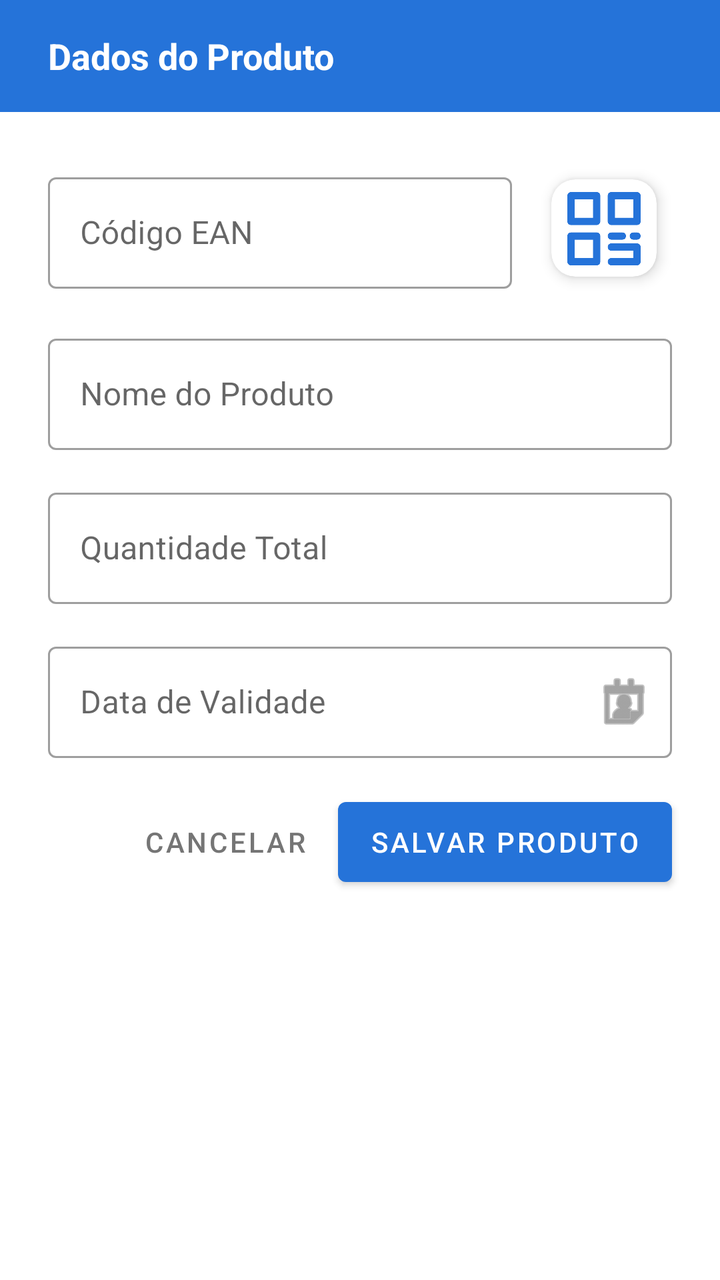
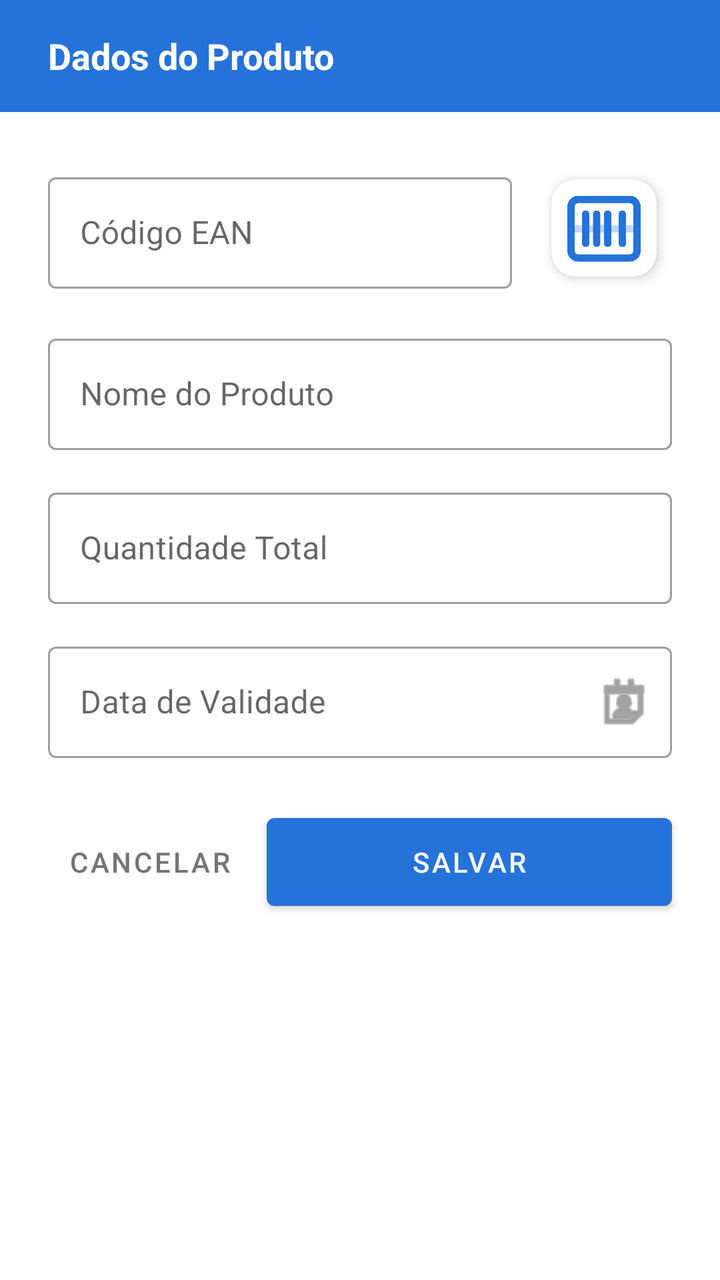

Screens rendered from an Android XML layout before and after an edit, with the pre-edit source and the edit as a unified diff.
<!-- AndroidManifest.xml: application theme Theme.ColetorPlus -->
<!-- res/layout/dialog_admin_novo_produto.xml -->
<?xml version="1.0" encoding="utf-8"?>
<LinearLayout xmlns:android="http://schemas.android.com/apk/res/android"
    xmlns:app="http://schemas.android.com/apk/res-auto"
    android:layout_width="match_parent"
    android:layout_height="wrap_content"
    android:orientation="vertical"
    android:clipChildren="false"
    android:clipToPadding="false"
    android:background="?attr/colorSurface">

    
    <LinearLayout
        android:layout_width="match_parent"
        android:layout_height="56dp"
        android:background="?attr/colorPrimary"
        android:gravity="center_vertical"
        android:paddingHorizontal="24dp">

        <TextView
            android:layout_width="wrap_content"
            android:layout_height="wrap_content"
            android:text="Dados do Produto"
            android:textColor="@android:color/white"
            android:textSize="18sp"
            android:textStyle="bold" />
    </LinearLayout>

    <LinearLayout
        android:layout_width="match_parent"
        android:layout_height="wrap_content"
        android:orientation="vertical"
        android:padding="24dp"
        android:clipChildren="false"
        android:clipToPadding="false">

        
        <LinearLayout
            android:layout_width="match_parent"
            android:layout_height="wrap_content"
            android:orientation="horizontal"
            android:gravity="center_vertical"
            android:clipChildren="false"
            android:clipToPadding="false"
            android:layout_marginBottom="16dp">

            <com.google.android.material.textfield.TextInputLayout
                android:id="@+id/tilNovoEan"
                style="@style/Widget.MaterialComponents.TextInputLayout.OutlinedBox"
                android:layout_width="0dp"
                android:layout_height="wrap_content"
                android:layout_weight="1"
                android:hint="Código EAN">

                <com.google.android.material.textfield.TextInputEditText
                    android:id="@+id/etNovoEan"
                    android:layout_width="match_parent"
                    android:layout_height="wrap_content"
                    android:inputType="number" />
            </com.google.android.material.textfield.TextInputLayout>

            <com.google.android.material.card.MaterialCardView
                android:id="@+id/cardScanEanDialog"
                android:layout_width="68dp"
                android:layout_height="68dp"
                android:layout_marginStart="12dp"
                app:cardCornerRadius="12dp"
                app:cardElevation="4dp"
                app:cardUseCompatPadding="true">

                <ImageButton
                    android:id="@+id/btnScanEanDialog"
                    android:layout_width="match_parent"
                    android:layout_height="match_parent"
                    android:background="?attr/selectableItemBackground"
                    android:contentDescription="Escanear EAN"
                    android:padding="2dp"
                    android:scaleType="fitCenter"
                    android:src="@drawable/qrcode"
                    app:tint="?attr/colorPrimary" />
            </com.google.android.material.card.MaterialCardView>
        </LinearLayout>

        <com.google.android.material.textfield.TextInputLayout
            android:id="@+id/tilNovoNome"
            style="@style/Widget.MaterialComponents.TextInputLayout.OutlinedBox"
            android:layout_width="match_parent"
            android:layout_height="wrap_content"
            android:layout_marginBottom="16dp"
            android:hint="Nome do Produto">

            <com.google.android.material.textfield.TextInputEditText
                android:id="@+id/etNovoNome"
                android:layout_width="match_parent"
                android:layout_height="wrap_content"
                android:inputType="textCapWords" />
        </com.google.android.material.textfield.TextInputLayout>

        <com.google.android.material.textfield.TextInputLayout
            android:id="@+id/tilNovoQuantidade"
            style="@style/Widget.MaterialComponents.TextInputLayout.OutlinedBox"
            android:layout_width="match_parent"
            android:layout_height="wrap_content"
            android:layout_marginBottom="16dp"
            android:hint="Quantidade Total">

            <com.google.android.material.textfield.TextInputEditText
                android:id="@+id/etNovoQuantidade"
                android:layout_width="match_parent"
                android:layout_height="wrap_content"
                android:inputType="number" />
        </com.google.android.material.textfield.TextInputLayout>

        <com.google.android.material.textfield.TextInputLayout
            android:id="@+id/tilNovoValidade"
            style="@style/Widget.MaterialComponents.TextInputLayout.OutlinedBox"
            android:layout_width="match_parent"
            android:layout_height="wrap_content"
            android:layout_marginBottom="16dp"
            android:hint="Data de Validade"
            app:endIconMode="custom"
            app:endIconDrawable="@android:drawable/ic_menu_my_calendar">

            <com.google.android.material.textfield.TextInputEditText
                android:id="@+id/etNovoValidade"
                android:layout_width="match_parent"
                android:layout_height="wrap_content"
                android:focusable="false"
                android:clickable="true"
                android:inputType="none" />
        </com.google.android.material.textfield.TextInputLayout>

        <TextView
            android:id="@+id/tvAvisoExistente"
            android:layout_width="match_parent"
            android:layout_height="wrap_content"
            android:layout_marginBottom="16dp"
            android:text="* Produto já cadastrado. Os dados acima serão atualizados."
            android:textColor="#F44336"
            android:textSize="12sp"
            android:visibility="gone" />

        
        <LinearLayout
            android:layout_width="match_parent"
            android:layout_height="wrap_content"
            android:orientation="horizontal"
            android:gravity="end">

            <com.google.android.material.button.MaterialButton
                android:id="@+id/btnCancelarDialog"
                style="@style/Widget.MaterialComponents.Button.TextButton"
                android:layout_width="wrap_content"
                android:layout_height="52dp"
                android:text="CANCELAR"
                android:textColor="#757575"
                android:layout_marginEnd="8dp" />

            <com.google.android.material.button.MaterialButton
                android:id="@+id/btnSalvarDialog"
                android:layout_width="wrap_content"
                android:layout_height="52dp"
                android:text="SALVAR PRODUTO"
                android:textColor="@android:color/white"
                app:backgroundTint="?attr/colorPrimary" />
        </LinearLayout>

    </LinearLayout>
</LinearLayout>
<!-- resources referenced by this layout -->
<resources>
  <!-- drawable qrcode: png bitmap (drawable, 11988 bytes) -->
  <style name="Theme.ColetorPlus" parent="Theme.MaterialComponents.DayNight.DarkActionBar">
          
          <item name="colorPrimary">@color/purple_500</item>
          <item name="colorPrimaryVariant">@color/purple_700</item>
          <item name="colorOnPrimary">@color/white</item>
          
          <item name="colorSecondary">@color/teal_200</item>
          <item name="colorSecondaryVariant">@color/teal_700</item>
          <item name="colorOnSecondary">@color/black</item>
          
          <item name="android:statusBarColor">?attr/colorPrimaryVariant</item>
          
      </style>
  <color name="purple_500">#2573D9</color>
  <color name="purple_700">#2573D9</color>
  <color name="white">#F2F2F2</color>
  <color name="teal_200">#FF03DAC5</color>
  <color name="teal_700">#FF018786</color>
  <color name="black">#FF000000</color>
</resources>

<!-- the commit's change to res/layout/dialog_admin_novo_produto.xml (unified diff, before → after) -->
@@ -75,7 +75,7 @@
                     android:contentDescription="Escanear EAN"
                     android:padding="2dp"
                     android:scaleType="fitCenter"
-                    android:src="@drawable/qrcode"
+                    android:src="@drawable/leitor"
                     app:tint="?attr/colorPrimary" />
             </com.google.android.material.card.MaterialCardView>
         </LinearLayout>
@@ -144,22 +144,24 @@
             android:layout_width="match_parent"
             android:layout_height="wrap_content"
             android:orientation="horizontal"
-            android:gravity="end">
+            android:layout_marginTop="8dp">
 
             <com.google.android.material.button.MaterialButton
                 android:id="@+id/btnCancelarDialog"
                 style="@style/Widget.MaterialComponents.Button.TextButton"
-                android:layout_width="wrap_content"
-                android:layout_height="52dp"
+                android:layout_width="0dp"
+                android:layout_height="56dp"
+                android:layout_weight="1"
                 android:text="CANCELAR"
                 android:textColor="#757575"
                 android:layout_marginEnd="8dp" />
 
             <com.google.android.material.button.MaterialButton
                 android:id="@+id/btnSalvarDialog"
-                android:layout_width="wrap_content"
-                android:layout_height="52dp"
-                android:text="SALVAR PRODUTO"
+                android:layout_width="0dp"
+                android:layout_height="56dp"
+                android:layout_weight="2"
+                android:text="SALVAR"
                 android:textColor="@android:color/white"
                 app:backgroundTint="?attr/colorPrimary" />
         </LinearLayout>
<!-- resource entries referenced after the edit -->
@@ -1,6 +1,6 @@
 <!-- resources referenced by this layout -->
 <resources>
-  <!-- drawable qrcode: png bitmap (drawable, 11988 bytes) -->
+  <!-- drawable leitor: png bitmap (drawable, 13046 bytes) -->
   <style name="Theme.ColetorPlus" parent="Theme.MaterialComponents.DayNight.DarkActionBar">
           
           <item name="colorPrimary">@color/purple_500</item>
